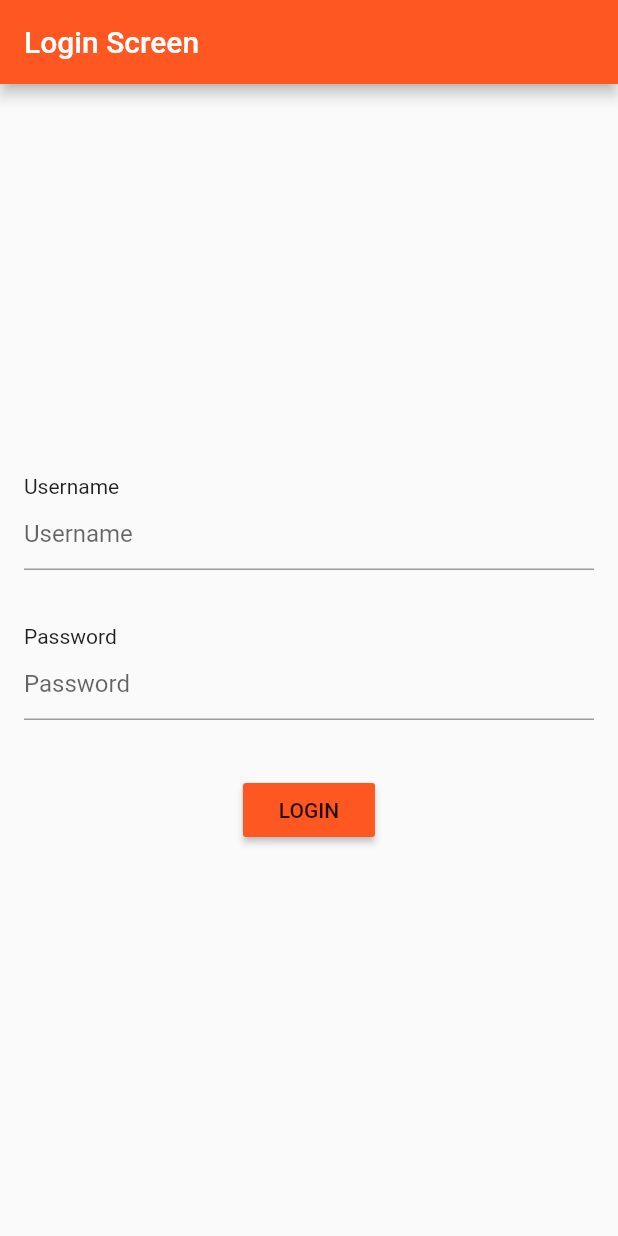
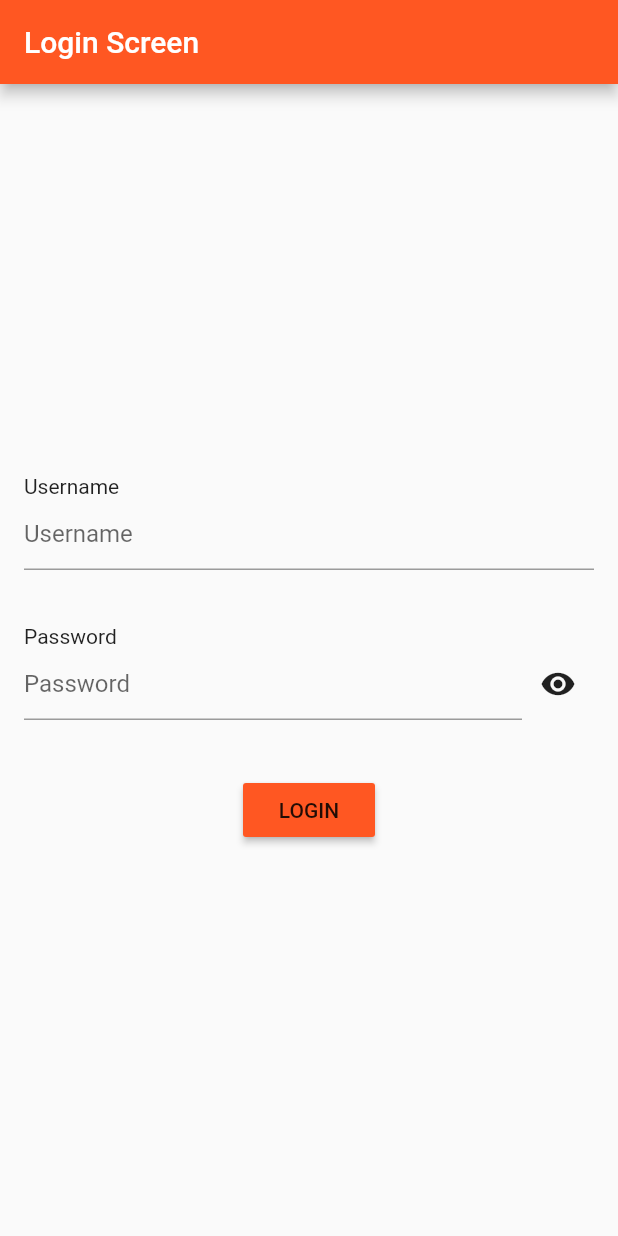
Before and after one commit to donwardpeng/Flutter_Playground, a Flutter app: the screen it shows after launch, on a phone screen of 412 x 824 dp. Run offline on Flutter 3.47's test engine with Material 2 defaults, Android fonts, the phone set to English and light mode, and no system bars.

Commit message:
Fixed width of the row for password input, and add obscure password functionality

```diff
--- a/lib/pages/login.dart
+++ b/lib/pages/login.dart
@@ -1,6 +1,7 @@
 import 'package:flutter/material.dart';
 
 import './main_page.dart';
+import '../password_input.dart';
 
 class LoginScreen extends StatelessWidget {
   @override
@@ -18,13 +19,8 @@ class LoginScreen extends StatelessWidget {
                 Padding(
                   padding: EdgeInsets.fromLTRB(0.0, 0.0, 0.0, 36.0),
                 ),
-                Row(children: <Widget>[
-                  Text('Password'),
-                ]),
-                TextField(
-                  decoration: InputDecoration(hintText: 'Password'),
-                  obscureText: true,
-                ),
+                Row(children: <Widget>[Text('Password'),]),
+                PasswordInput(),
                 Padding(
                   padding: EdgeInsets.fromLTRB(0.0, 0.0, 0.0, 36.0),
                 ),
--- /dev/null
+++ b/lib/password_input.dart
@@ -0,0 +1,35 @@
+import 'package:flutter/material.dart';
+
+class PasswordInput extends StatefulWidget {
+  @override
+  State<StatefulWidget> createState() {
+    return StatefulPasswordInput();
+  }
+}
+
+class StatefulPasswordInput extends State<PasswordInput> {
+  bool obscurePassword = true;
+
+  void updatePasswordVisibility() {
+    setState(() {
+      obscurePassword = !obscurePassword;
+    });
+  }
+
+  @override
+  Widget build(BuildContext context) {
+    return Row(children: <Widget>[
+      Expanded(
+          child: TextField(
+        decoration: InputDecoration(hintText: 'Password'),
+        obscureText: obscurePassword,
+      )),
+      IconButton(
+        icon: Icon(obscurePassword ? Icons.visibility : Icons.visibility_off),
+        onPressed: () {
+          updatePasswordVisibility();
+        },
+      ),
+    ]);
+  }
+}
```
Also changed, not shown: lib/password_field.dart (deleted), 10 other files.
